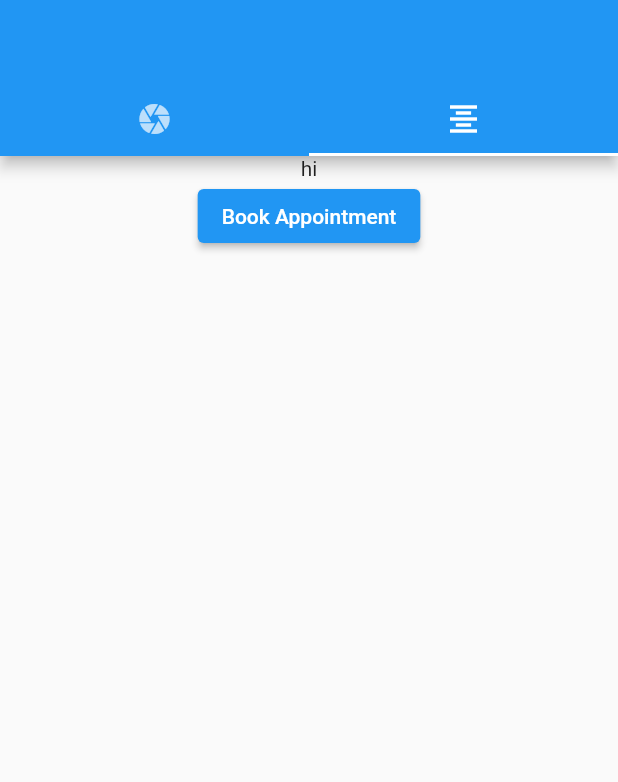
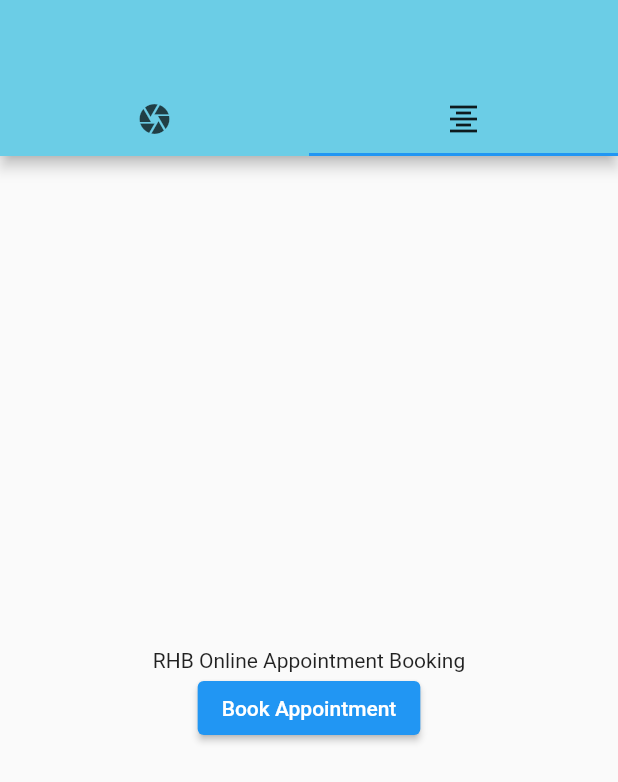
Before and after one commit to abuyusif01/rhb, a Flutter app: the screen it shows after launch, tab 2 chosen, on a phone screen of 412 x 824 dp. Shown: the top 782 px of the screen. Run offline on Flutter 3.47's test engine with Material 2 defaults, Android fonts, the phone set to English and light mode, and no system bars; our stand-ins replace awesome_snackbar_content, calendar_date_picker2, camera, file_picker, page_transition, swipeable_button_view; missing offline and left inert: flutter_dropdown_search; Roboto replaces fonts that are missing (Georgia).

Commit message:
formatting and theme colours

```diff
--- a/lib/appointment.dart
+++ b/lib/appointment.dart
@@ -140,7 +140,9 @@ class _AppointmentPage extends State<AppointmentPage> {
     // Replace return Text(...); with return YourWidget(...);
 
     return Scaffold(
-        appBar: AppBar(title: const Text('Online Booking')),
+        appBar: AppBar(
+            backgroundColor: Color(0xdd225c88),
+            title: const Text('Online Booking')),
         body: Container(
             decoration: BoxDecoration(
               color: Colors.white,
--- a/lib/main.dart
+++ b/lib/main.dart
@@ -18,7 +18,14 @@ void main() async {
   runApp(
     MaterialApp(
       debugShowCheckedModeBanner: false,
-      theme: ThemeData.light(),
+      theme: ThemeData(
+        // Define the default brightness and colors.
+        brightness: Brightness.light,
+        primaryColor: Color(0xFF6BCDE6),
+
+        // Define the default font family.
+        fontFamily: 'Georgia',
+      ),
       home: const MainBar(),
       routes: {
         '/start_camera': (context) => StartCamera(camera: firstCamera),
@@ -43,6 +50,7 @@ class _MainBarState extends State<MainBar> {
       length: 2,
       child: Scaffold(
         appBar: AppBar(
+          backgroundColor: Color(0xFF6BCDE6),
           bottom: const TabBar(
             tabs: [
               Tab(icon: Icon(Icons.camera)),
@@ -53,6 +61,9 @@ class _MainBarState extends State<MainBar> {
         body: TabBarView(
           children: [
             Column(
+              mainAxisAlignment: MainAxisAlignment
+                  .center, //main axis the vertical axis in a column so this positions the children at the center of the vertical axis
+              crossAxisAlignment: CrossAxisAlignment.center,
               children: <Widget>[
                 Center(
                   child: ElevatedButton(
@@ -120,10 +131,14 @@ class _MainBarState extends State<MainBar> {
                 ),
               ],
             ),
-            Column(
+            Center(
+                child: Column(
+              mainAxisAlignment: MainAxisAlignment
+                  .center, //main axis the vertical axis in a column so this positions the children at the center of the vertical axis
+              crossAxisAlignment: CrossAxisAlignment.center,
               children: [
                 Container(
-                  child: Text('hi'),
+                  child: Text('RHB Online Appointment Booking'),
                 ),
                 ElevatedButton(
                   onPressed: () {
@@ -132,7 +147,7 @@ class _MainBarState extends State<MainBar> {
                   child: Text("Book Appointment"),
                 )
               ],
-            )
+            ))
           ],
         ),
       ),
```
